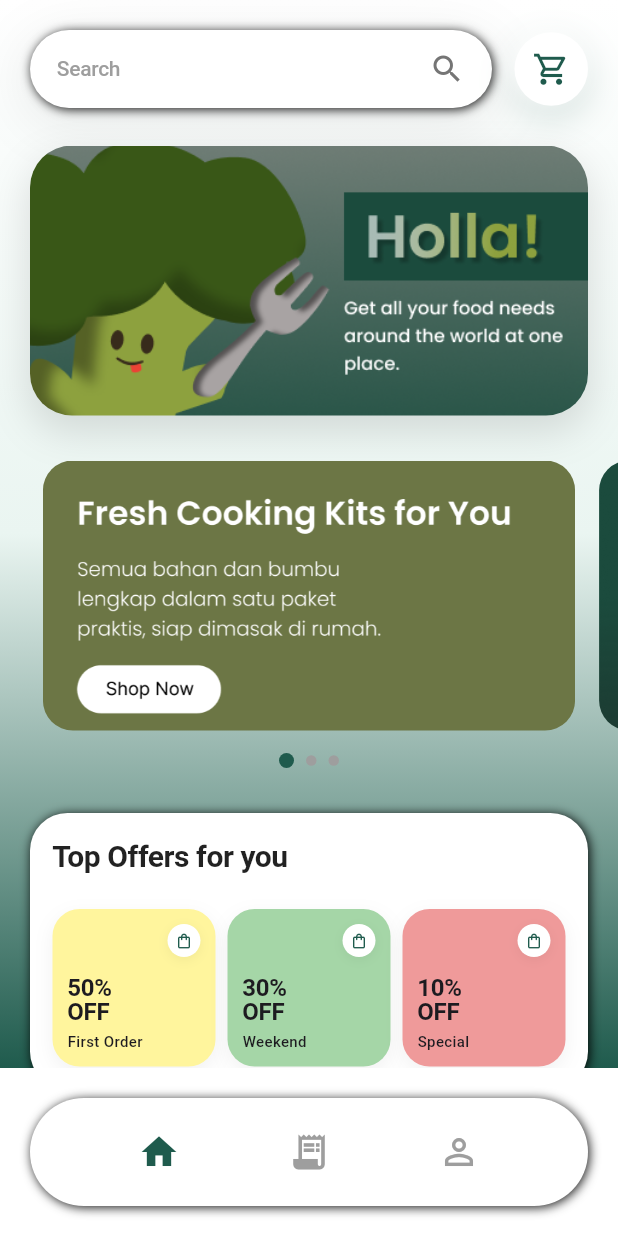
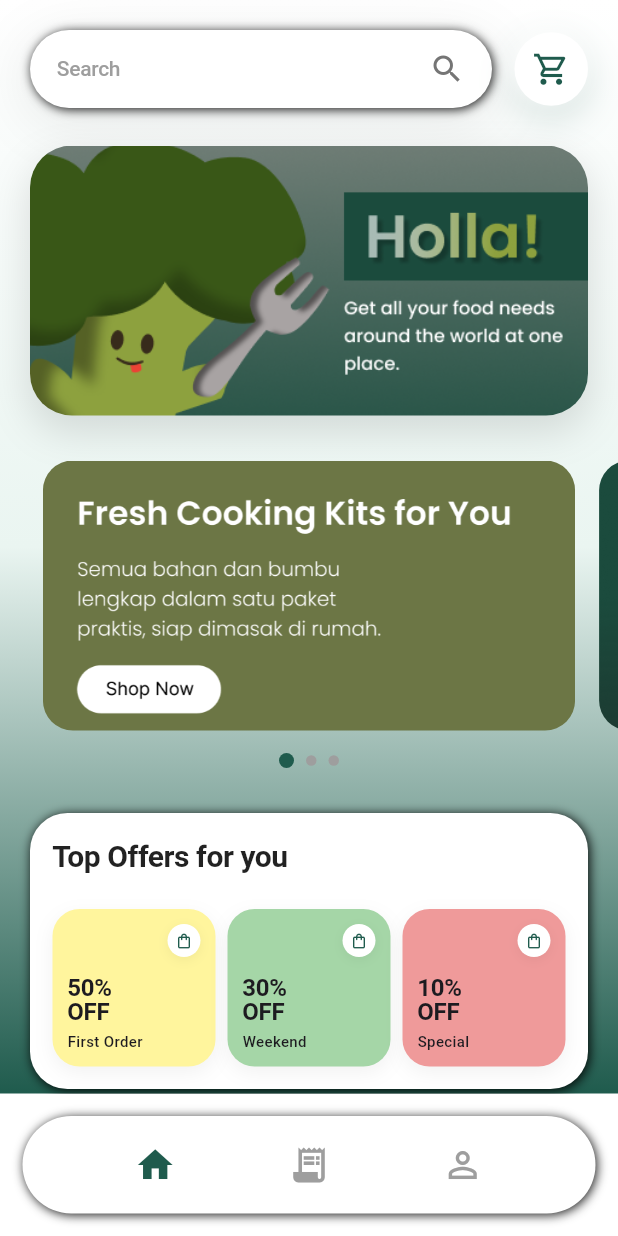
Before and after one commit to KeyzaNadineKusumaRamadani/ProjekPKWU, a Flutter app: the screen it shows after launch, on a phone screen of 412 x 824 dp. Run offline on Flutter 3.47's test engine with Material 3 defaults, Android fonts, the phone set to English and light mode, and no system bars; network calls fail.

```diff
--- a/lib/views/dashboard_page.dart
+++ b/lib/views/dashboard_page.dart
@@ -417,9 +417,9 @@ class _DashboardPageState extends State<DashboardPage> {
       /// BOTTOM NAVBAR
       /// =========================
       bottomNavigationBar: Container(
-        margin: const EdgeInsets.all(20),
+        margin: const EdgeInsets.all(15),
 
-        height: 72,
+        height: 65,
 
         decoration: BoxDecoration(
           color: Colors.white,
```
